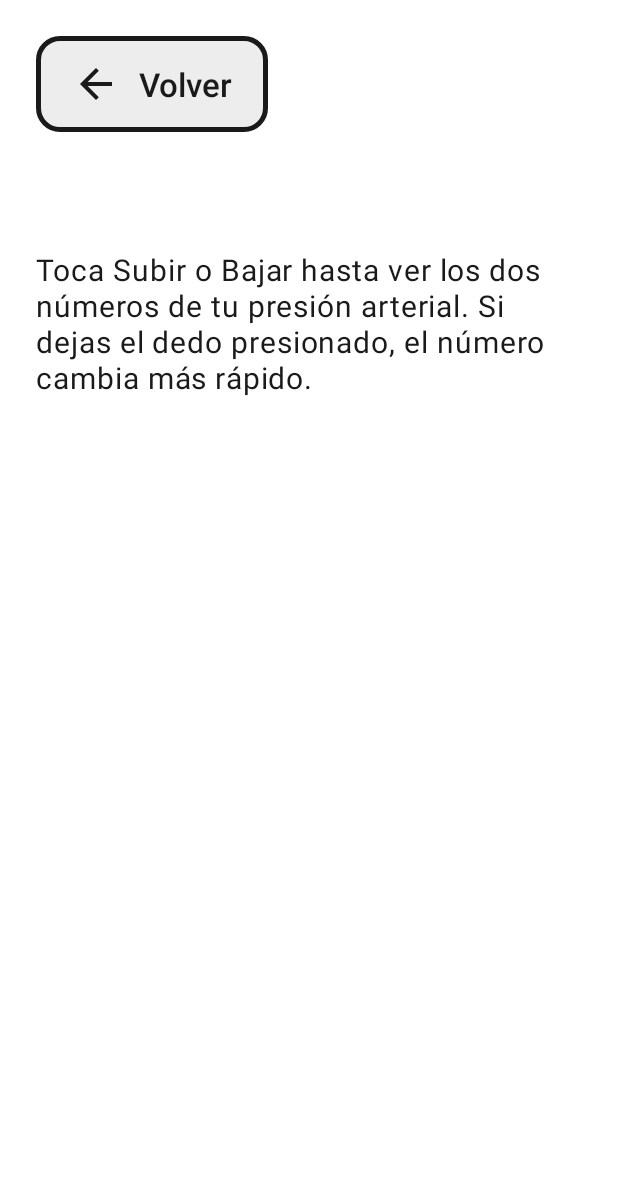
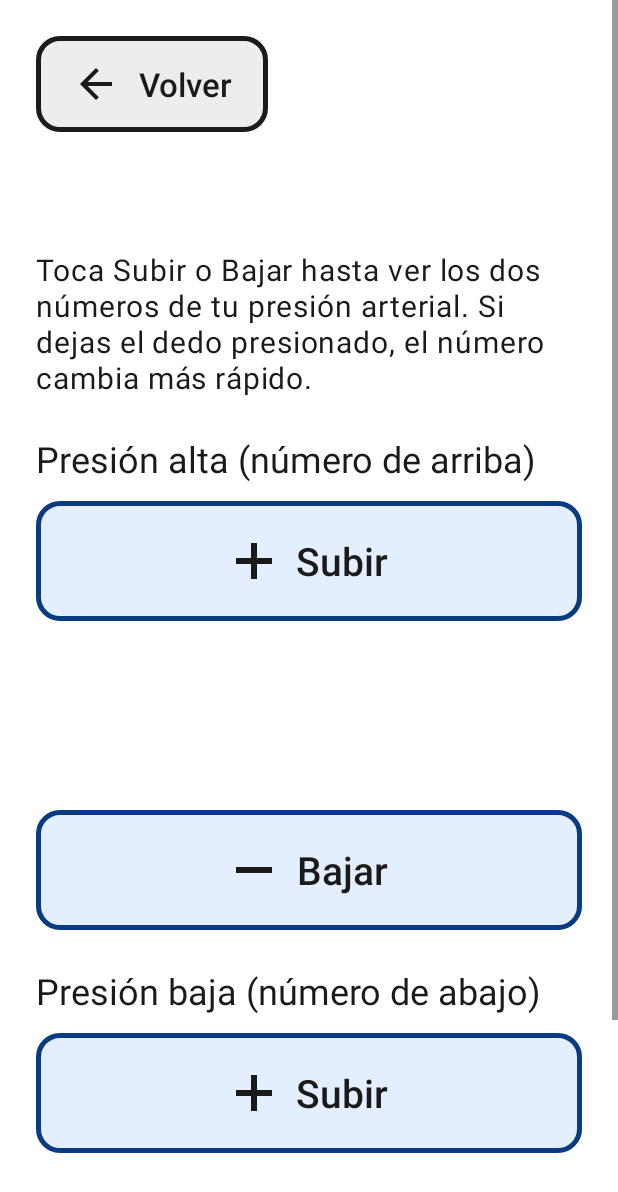
Before and after one commit to daviddrdz/vital-log, an Android app: the layout activity_pressure_entry.xml on its own in the app's theme, with its tools: preview values and no code run, on a phone screen of 412 x 824 dp. Shown: the top 1192 px of the screen. Run offline under Robolectric (Android 15) with nearby library versions, the phone set to English and light mode, and no system bars.

Commit message:
feat(ui): use two numeric steppers on pressure entry screen

```diff
--- a/app/src/main/res/layout/activity_pressure_entry.xml
+++ b/app/src/main/res/layout/activity_pressure_entry.xml
@@ -1,5 +1,6 @@
 <?xml version="1.0" encoding="utf-8"?>
 <ScrollView xmlns:android="http://schemas.android.com/apk/res/android"
+    xmlns:app="http://schemas.android.com/apk/res-auto"
     xmlns:tools="http://schemas.android.com/tools"
     android:id="@+id/screen_root"
     android:layout_width="match_parent"
@@ -23,5 +24,19 @@
             android:lineSpacingMultiplier="1.2"
             android:text="@string/body_pressure_entry"
             android:textAppearance="@style/TextAppearance.VitalLog.Body" />
+
+        <com.davidrdz.vitallog.ui.widget.NumericStepperView
+            android:id="@+id/stepper_systolic"
+            android:layout_width="match_parent"
+            android:layout_height="wrap_content"
+            android:layout_marginTop="@dimen/spacing_large"
+            app:stepperLabel="@string/stepper_label_systolic" />
+
+        <com.davidrdz.vitallog.ui.widget.NumericStepperView
+            android:id="@+id/stepper_diastolic"
+            android:layout_width="match_parent"
+            android:layout_height="wrap_content"
+            android:layout_marginTop="@dimen/spacing_large"
+            app:stepperLabel="@string/stepper_label_diastolic" />
     </LinearLayout>
 </ScrollView>
```
Also changed, not shown: app/src/main/java/com/davidrdz/vitallog/ui/pressure/PressureEntryActivity.java (+19 -1 lines).
